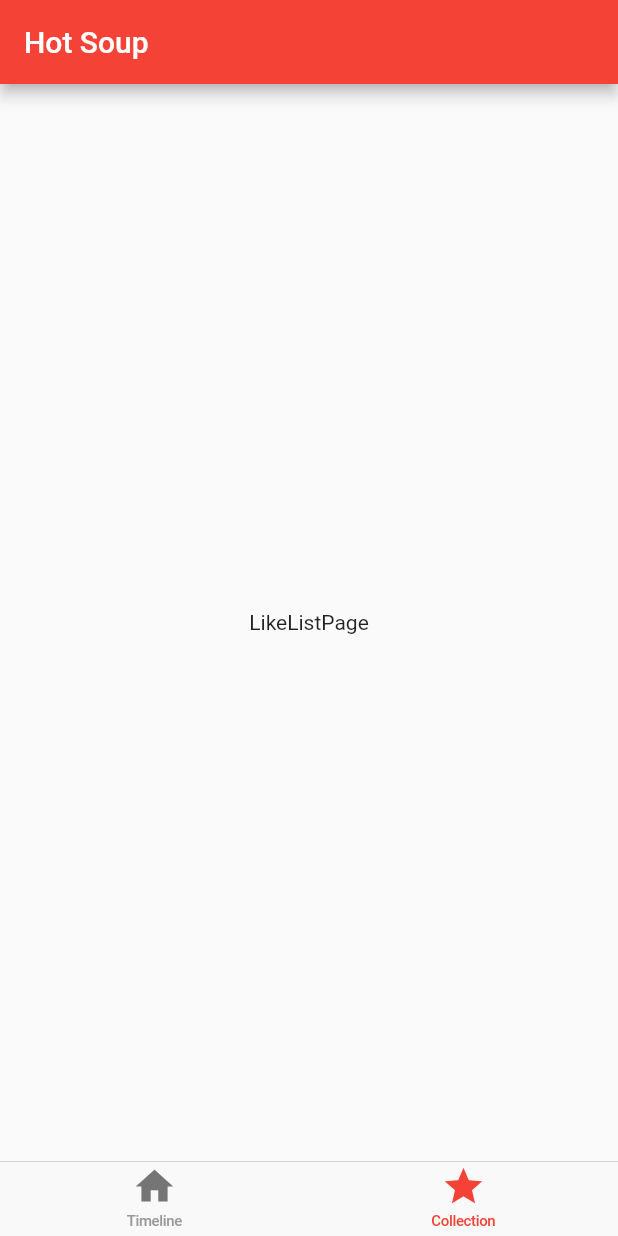
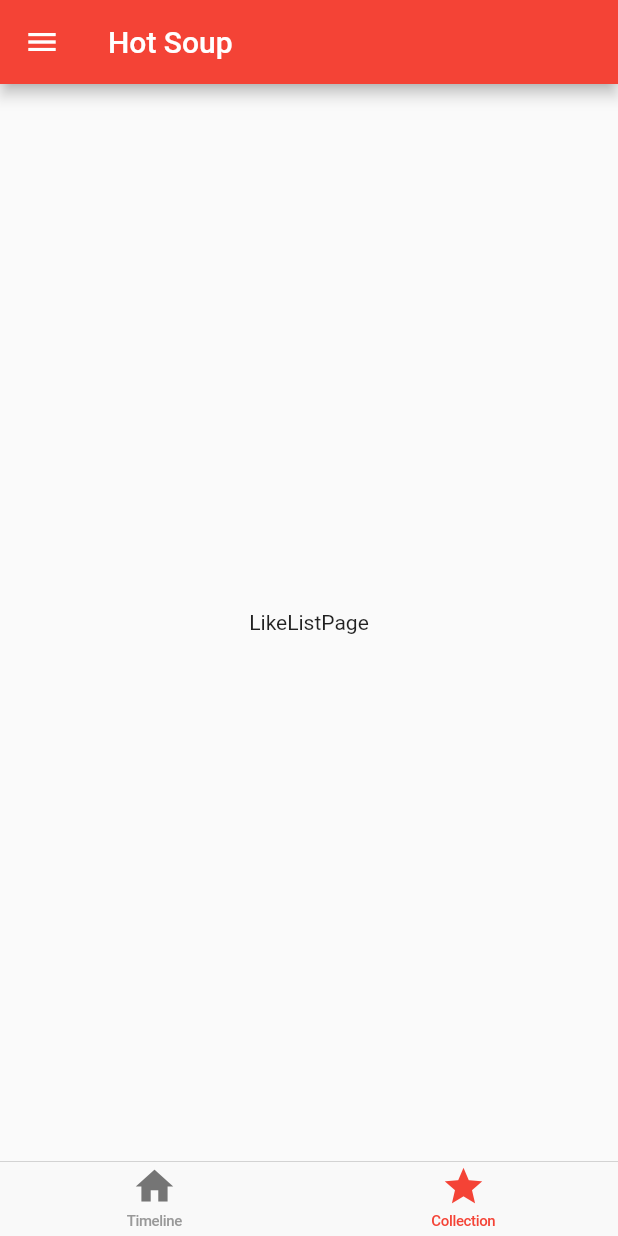
Before and after one commit to gundam1993/hot_soup, a Flutter app: the screen it shows after launch, after a tap on "Collection", on a phone screen of 412 x 824 dp. Run offline on Flutter 3.47's test engine with Material 2 defaults, Android fonts, the phone set to English and light mode, and no system bars.

```diff
--- a/lib/main.dart
+++ b/lib/main.dart
@@ -2,6 +2,7 @@ import 'package:flutter/material.dart';
 import 'package:flutter/cupertino.dart';
 import './pages/postList.dart';
 import './pages/LikeList.dart';
+import './pages/PostDetailPage.dart';
 
 void main() => runApp(new MyApp());
 
@@ -19,6 +20,8 @@ class ClientState extends State<MyApp> {
   // 页面顶部的大标题
   var appBarTitles = ['Timeline', 'Collection'];
   var _body;
+  // 全局路由
+  var _routes;
   // 数据初始化
   void initData() {
     if (tabImages == null) {
@@ -26,6 +29,19 @@ class ClientState extends State<MyApp> {
         [Icon(Icons.home, color: Colors.grey[600]), Icon(Icons.home, color: Colors.red)],
         [Icon(Icons.star_border, color: Colors.grey[600]), Icon(Icons.star, color: Colors.red)]
       ];
+    }
+    if (_routes == null) {
+      _routes = {
+        'PostDetail': (BuildContext) {
+          return new PostDetailPage();
+        },
+        'PostList': (BuildContext) {
+          return new PostListPage();
+        },
+        'LikeList': (BuildContext) {
+          return new LikeListPage();
+        },
+      };
     }
     _body = new IndexedStack(
       children: <Widget>[
@@ -86,6 +102,7 @@ class ClientState extends State<MyApp> {
         // counter didn't reset back to zero; the application is not restarted.
         primarySwatch: Colors.red,
       ),
+      routes: _routes,
       home: new Scaffold(
         appBar: new AppBar(
           title: new Text('Hot Soup',style: new TextStyle(color: Colors.white))
@@ -100,7 +117,12 @@ class ClientState extends State<MyApp> {
               _tabIndex = index;
             });
           },
-        )
+        ),
+        drawer: new Drawer(
+          child: new Center(
+            child: new Text('this is a drawer')
+          )
+        ),
       )
     );
   }
--- a/lib/pages/postList.dart
+++ b/lib/pages/postList.dart
@@ -3,6 +3,13 @@ import 'package:flutter/material.dart';
 class PostListPage extends StatelessWidget {
   @override
   Widget build(BuildContext context) {
-    return new Center(child: new Text('PostListPage'));
+    return new Center(
+      child: new RaisedButton(
+        child: new Text('to detail page'),
+        onPressed: () {
+          Navigator.of(context).pushNamed('PostDetail');
+        }
+      ),
+    );
   }
 }
```
